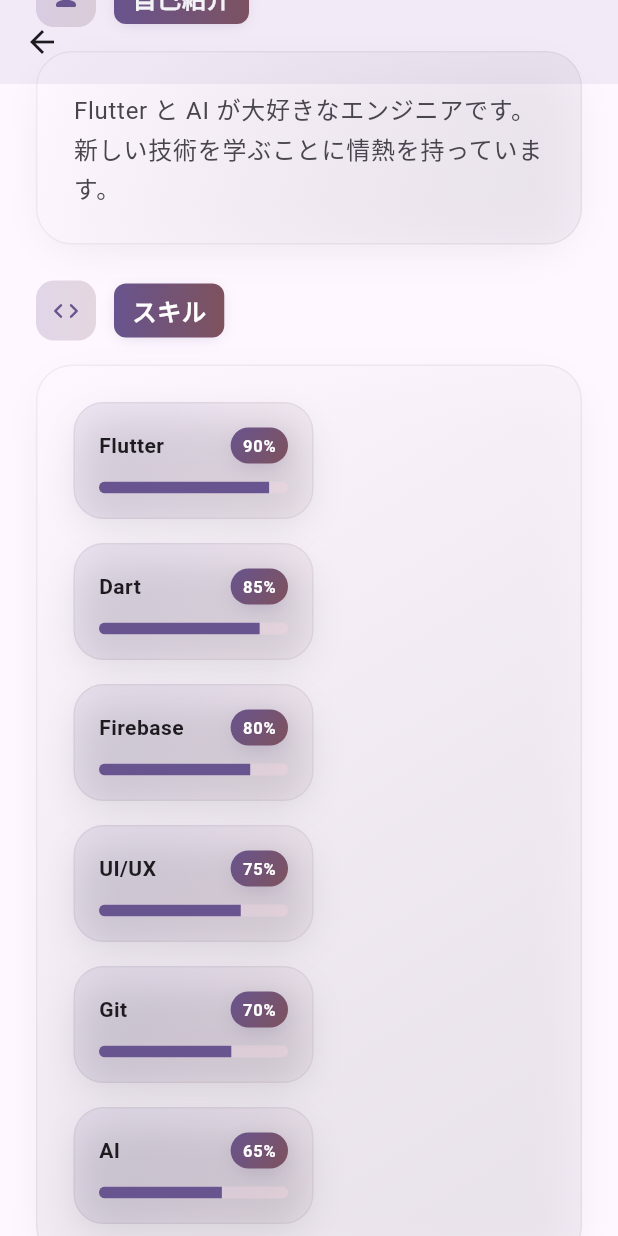
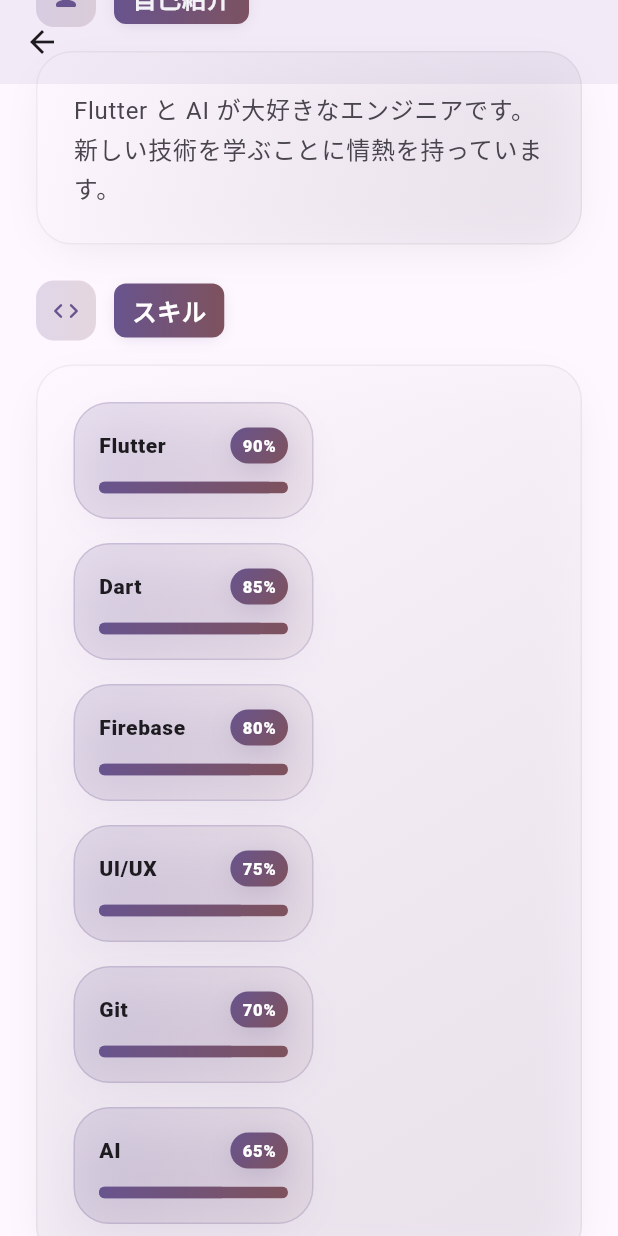
Before and after one commit to Koichi5/cursor_agent_sample, a Flutter app: the ProfileDetailPage screen opened directly with empty values, scrolled down 576 dp, on a phone screen of 412 x 824 dp. Run offline on Flutter 3.47's test engine with Material 3 defaults, Android fonts, the phone set to English and light mode, and no system bars.

Commit message:
style: Enhance skill chip design with improved gradients and animations

```diff
--- a/lib/views/profile_detail_page/profile_detail_page.dart
+++ b/lib/views/profile_detail_page/profile_detail_page.dart
@@ -441,22 +441,22 @@
           begin: Alignment.topLeft,
           end: Alignment.bottomRight,
           colors: [
-            theme.colorScheme.primary.withOpacity(0.1),
-            theme.colorScheme.tertiary.withOpacity(0.05),
+            theme.colorScheme.primary.withOpacity(0.15),
+            theme.colorScheme.tertiary.withOpacity(0.08),
           ],
-          stops: const [0.3, 1.0],
+          stops: const [0.2, 1.0],
         ),
-        borderRadius: BorderRadius.circular(20),
+        borderRadius: BorderRadius.circular(24),
         boxShadow: [
           BoxShadow(
-            color: theme.colorScheme.shadow.withOpacity(0.1),
-            blurRadius: 20,
+            color: theme.colorScheme.primary.withOpacity(0.1),
+            blurRadius: 24,
             offset: const Offset(0, 8),
-            spreadRadius: -4,
+            spreadRadius: -8,
           ),
         ],
         border: Border.all(
-          color: theme.colorScheme.outline.withOpacity(0.1),
+          color: theme.colorScheme.primary.withOpacity(0.2),
           width: 1,
         ),
       ),
@@ -469,8 +469,8 @@
               Text(
                 label,
                 style: theme.textTheme.titleSmall?.copyWith(
-                  fontWeight: FontWeight.w700,
-                  letterSpacing: 0.3,
+                  fontWeight: FontWeight.w800,
+                  letterSpacing: 0.4,
                 ),
               ),
               Container(
@@ -491,7 +491,7 @@
                   boxShadow: [
                     BoxShadow(
                       color: theme.colorScheme.primary.withOpacity(0.3),
-                      blurRadius: 12,
+                      blurRadius: 16,
                       offset: const Offset(0, 4),
                       spreadRadius: -4,
                     ),
@@ -501,7 +501,8 @@
                   '${(level * 100).toInt()}%',
                   style: theme.textTheme.labelSmall?.copyWith(
                     color: theme.colorScheme.onPrimary,
-                    fontWeight: FontWeight.w700,
+                    fontWeight: FontWeight.w800,
+                    letterSpacing: 0.5,
                   ),
                 ),
               ),
@@ -514,8 +515,8 @@
               borderRadius: BorderRadius.circular(6),
               gradient: LinearGradient(
                 colors: [
-                  theme.colorScheme.primaryContainer.withOpacity(0.3),
-                  theme.colorScheme.tertiaryContainer.withOpacity(0.3),
+                  theme.colorScheme.primaryContainer.withOpacity(0.4),
+                  theme.colorScheme.tertiaryContainer.withOpacity(0.4),
                 ],
                 begin: Alignment.topLeft,
                 end: Alignment.bottomRight,
@@ -524,16 +525,35 @@
             child: ClipRRect(
               borderRadius: BorderRadius.circular(6),
               child: TweenAnimationBuilder<double>(
-                duration: const Duration(milliseconds: 800),
+                duration: const Duration(milliseconds: 1200),
                 curve: Curves.easeOutCubic,
                 tween: Tween<double>(begin: 0, end: level),
-                builder: (context, value, _) => LinearProgressIndicator(
+                builder: (context, value, _) => Stack(
+                  children: [
+                    LinearProgressIndicator(
                       value: value,
                       backgroundColor: Colors.transparent,
                       valueColor: AlwaysStoppedAnimation<Color>(
                         theme.colorScheme.primary,
                       ),
                       minHeight: 8,
+                    ),
+                    Positioned.fill(
+                      child: DecoratedBox(
+                        decoration: BoxDecoration(
+                          gradient: LinearGradient(
+                            colors: [
+                              theme.colorScheme.primary,
+                              theme.colorScheme.tertiary,
+                            ],
+                            begin: Alignment.topLeft,
+                            end: Alignment.bottomRight,
+                          ),
+                        ),
+                        child: const SizedBox.expand(),
+                      ),
+                    ),
+                  ],
                 ),
               ),
             ),
```
Lines whose indentation alone changed are shown as unchanged.
